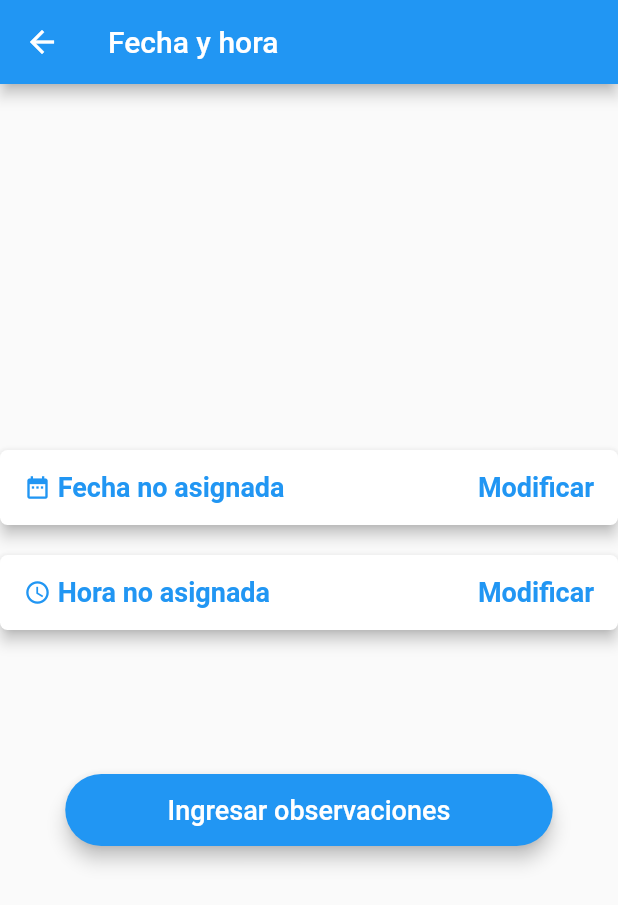
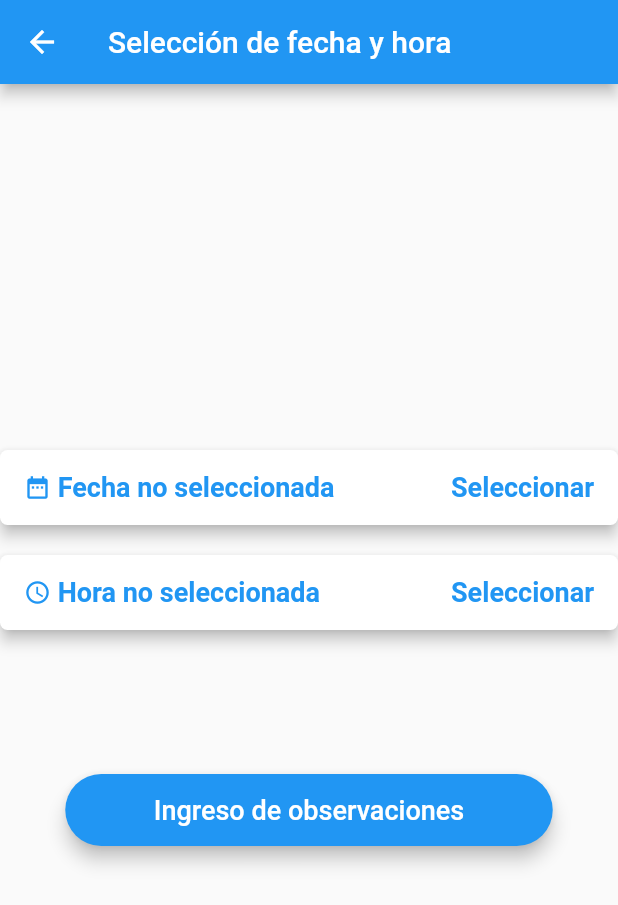
Before and after one commit to biomonitoreo-participativo/biomonitoreo-participativo-app, a Flutter app: the SelectDateTimeScreen screen opened by its route, on a phone screen of 412 x 824 dp. Shown: the top 905 px of the screen. Run offline on Flutter 3.47's test engine with Material 2 defaults, Android fonts, the phone set to English and light mode, and no system bars; our stand-ins replace firebase_auth, flutter_datetime_picker, flutter_typeahead, google_maps_flutter, modal_progress_hud; accounts and stored records are empty.

```diff
--- a/lib/main.dart
+++ b/lib/main.dart
@@ -7,6 +7,7 @@ import 'screens/login_screen.dart';
 import 'screens/select_datetime_screen.dart';
 import 'screens/select_location_screen.dart';
 import 'screens/observations_screen.dart';
+import 'screens/summary_screen.dart';
 
 void main() => runApp(ParticipatoryBioMonitoring());
 
@@ -28,6 +29,7 @@ class ParticipatoryBioMonitoring extends StatelessWidget {
           SelectDateTimeScreen.id: (context) => SelectDateTimeScreen(),
           SelectLocationScreen.id: (context) => SelectLocationScreen(),
           ObservationsScreen.id: (context) => ObservationsScreen(),
+          SummaryScreen.id: (context) => SummaryScreen(),
         },
       ),
     );
--- a/lib/models/observation_data.dart
+++ b/lib/models/observation_data.dart
@@ -4,8 +4,8 @@ import 'observation.dart';
 
 class ObservationData extends ChangeNotifier {
   List<Observation> _observations = [
-    Observation(scientificName: 'Pharomachrus mocinno', quantity: 1),
-    Observation(scientificName: 'Pharomachrus mocinno', quantity: 1),
+//    Observation(scientificName: 'Pharomachrus mocinno', quantity: 1),
+//    Observation(scientificName: 'Pharomachrus mocinno', quantity: 1),
   ];
 
   UnmodifiableListView<Observation> get observations {
--- a/lib/screens/home_screen.dart
+++ b/lib/screens/home_screen.dart
@@ -42,7 +42,7 @@ class _HomeScreenState extends State<HomeScreen> {
               child: Padding(
                 padding: EdgeInsets.symmetric(horizontal: 20.0),
                 child: RoundedButton(
-                  title: 'Ingreso',
+                  title: 'Ingreso a la aplicación',
                   colour: Colors.blue,
                   onPressed: () {
                     Navigator.pushNamed(context, LoginScreen.id);
@@ -55,7 +55,7 @@ class _HomeScreenState extends State<HomeScreen> {
               child: Padding(
                 padding: EdgeInsets.symmetric(horizontal: 20.0),
                 child: RoundedButton(
-                  title: 'Registro',
+                  title: 'Registro de usuario',
                   colour: Colors.blue,
                   onPressed: () {
                     Navigator.pushNamed(context, RegistrationScreen.id);
--- a/lib/screens/select_datetime_screen.dart
+++ b/lib/screens/select_datetime_screen.dart
@@ -11,14 +11,14 @@ class SelectDateTimeScreen extends StatefulWidget {
 }
 
 class _SelectDateTimeScreenState extends State<SelectDateTimeScreen> {
-  String _date = "Fecha no asignada";
-  String _time = "Hora no asignada";
+  String _date = "Fecha no seleccionada";
+  String _time = "Hora no seleccionada";
 
   @override
   Widget build(BuildContext context) {
     return Scaffold(
       appBar: AppBar(
-        title: Text('Fecha y hora'),
+        title: Text('Selección de fecha y hora'),
       ),
       body: Center(
         child: Column(
@@ -71,7 +71,7 @@ class _SelectDateTimeScreenState extends State<SelectDateTimeScreen> {
                       ],
                     ),
                     Text(
-                      "  Modificar",
+                      "  Seleccionar",
                       style: TextStyle(
                           color: Colors.blue,
                           fontWeight: FontWeight.bold,
@@ -130,7 +130,7 @@ class _SelectDateTimeScreenState extends State<SelectDateTimeScreen> {
                       ],
                     ),
                     Text(
-                      "  Modificar",
+                      "  Seleccionar",
                       style: TextStyle(
                           color: Colors.blue,
                           fontWeight: FontWeight.bold,
@@ -148,7 +148,7 @@ class _SelectDateTimeScreenState extends State<SelectDateTimeScreen> {
               child: Padding(
                 padding: EdgeInsets.symmetric(horizontal: 20),
                 child: RoundedButton(
-                  title: 'Ingresar observaciones',
+                  title: 'Ingreso de observaciones',
                   colour: Colors.blue,
                   onPressed: () {
                     Navigator.pushNamed(context, ObservationsScreen.id);
--- a/lib/screens/select_location_screen.dart
+++ b/lib/screens/select_location_screen.dart
@@ -82,7 +82,7 @@ class _SelectLocationScreenState extends State<SelectLocationScreen> {
 
     return Scaffold(
       appBar: AppBar(
-        title: Text('Localidad'),
+        title: Text('Selección de localidad'),
       ),
       body: Center(
         child: Column(
@@ -101,13 +101,13 @@ class _SelectLocationScreenState extends State<SelectLocationScreen> {
           ],
         ),
       ),
+      floatingActionButtonLocation: FloatingActionButtonLocation.centerFloat,
       floatingActionButton: FloatingActionButton.extended(
         onPressed: () {
           print('Presionado');
           Navigator.pushNamed(context, SelectDateTimeScreen.id);
         },
-        label: Text('Seleccionar localidad'),
-        icon: Icon(Icons.directions_boat),
+        label: Text('Seleccionar'),
       ),
     );
   }
```
Also changed, not shown: lib/screens/add_observation_screen.dart (+32 -1 lines), lib/screens/login_screen.dart (+3 -4 lines), lib/screens/observations_screen.dart (+16 -1 lines), lib/screens/registration_screen.dart (+3 -4 lines), lib/screens/summary_screen.dart (added, +88 -0 lines).
